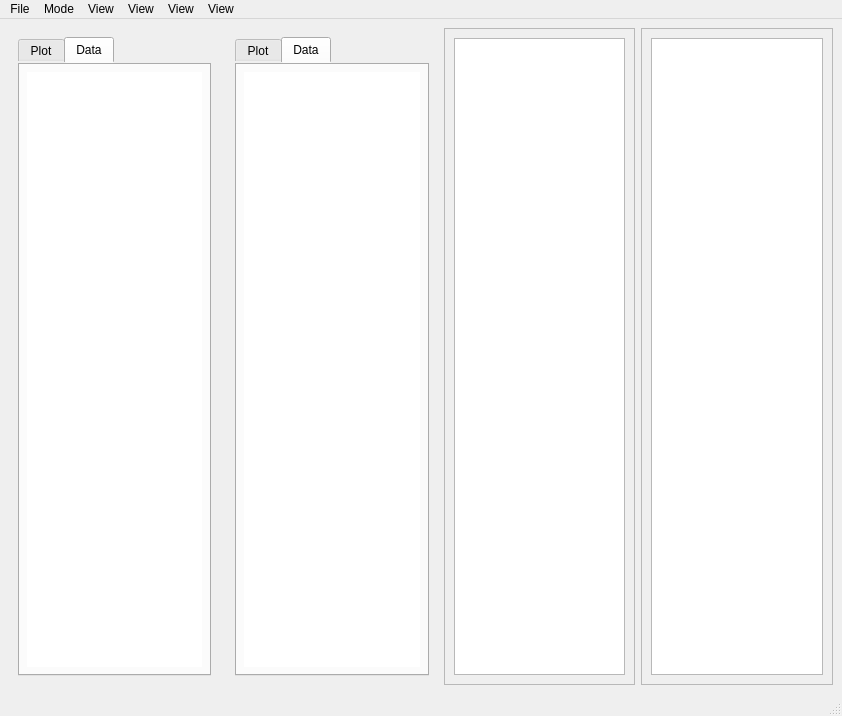
First picture: the form in window.ui, repository LanceFiondella/SFRAT, before the edit.
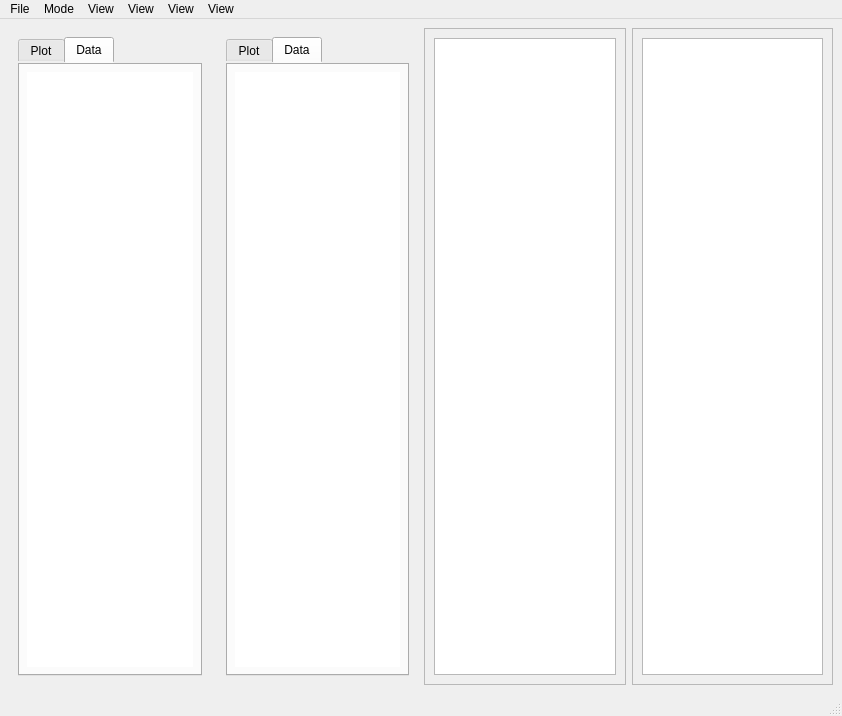
Second picture: the form after the edit. The open tabs and pages were chosen to show the change.

```diff
--- a/window.ui
+++ b/window.ui
@@ -25,7 +25,11 @@
       </property>
       <layout class="QGridLayout" name="gridLayout_8">
        <item row="0" column="0">
-        <widget class="QTableWidget" name="modelEvalTable"/>
+        <widget class="QTableWidget" name="modelEvalTable">
+         <property name="sizeAdjustPolicy">
+          <enum>QAbstractScrollArea::AdjustToContents</enum>
+         </property>
+        </widget>
        </item>
       </layout>
      </widget>
@@ -59,7 +63,11 @@
           </attribute>
           <layout class="QGridLayout" name="gridLayout_7">
            <item row="0" column="0">
-            <widget class="QTableWidget" name="modelTable"/>
+            <widget class="QTableWidget" name="modelTable">
+             <property name="sizeAdjustPolicy">
+              <enum>QAbstractScrollArea::AdjustToContents</enum>
+             </property>
+            </widget>
            </item>
           </layout>
          </widget>
@@ -106,7 +114,11 @@
           </attribute>
           <layout class="QGridLayout" name="gridLayout_4">
            <item row="0" column="0">
-            <widget class="QTableWidget" name="dataTable"/>
+            <widget class="QTableWidget" name="dataTable">
+             <property name="sizeAdjustPolicy">
+              <enum>QAbstractScrollArea::AdjustToContents</enum>
+             </property>
+            </widget>
            </item>
           </layout>
          </widget>
@@ -125,7 +137,11 @@
       </property>
       <layout class="QGridLayout" name="gridLayout_9">
        <item row="0" column="0">
-        <widget class="QTableWidget" name="queryTable"/>
+        <widget class="QTableWidget" name="queryTable">
+         <property name="sizeAdjustPolicy">
+          <enum>QAbstractScrollArea::AdjustToContents</enum>
+         </property>
+        </widget>
        </item>
       </layout>
      </widget>
```
Left out of the diff: 8 changed lines with no effect on the pictures.
